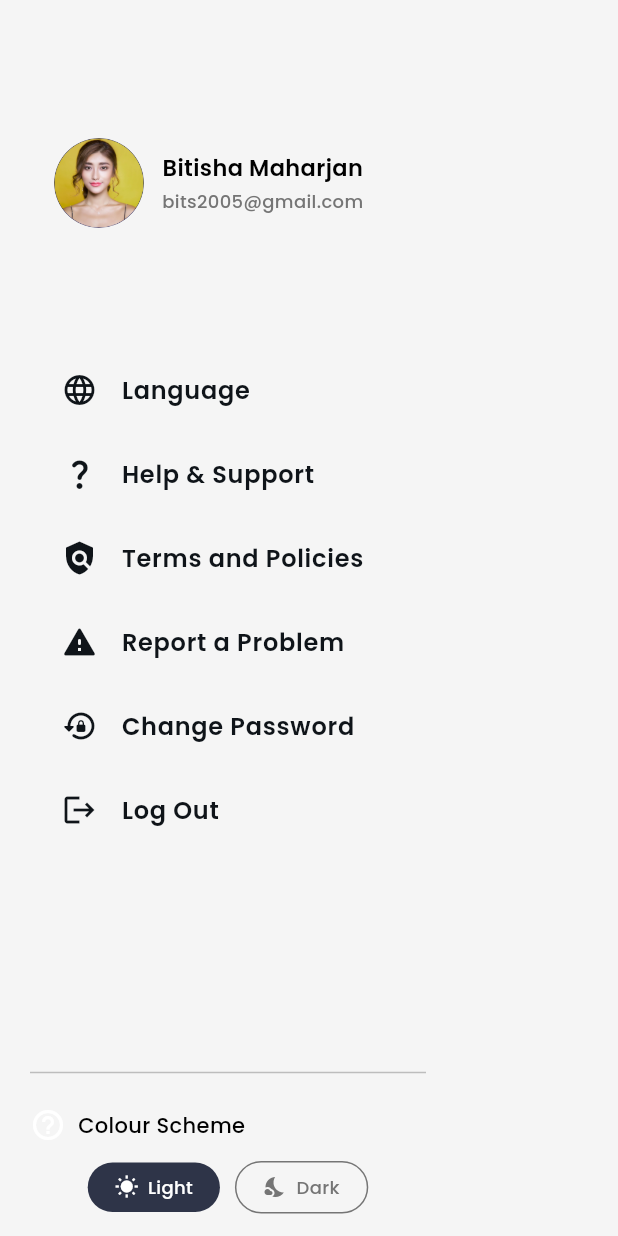
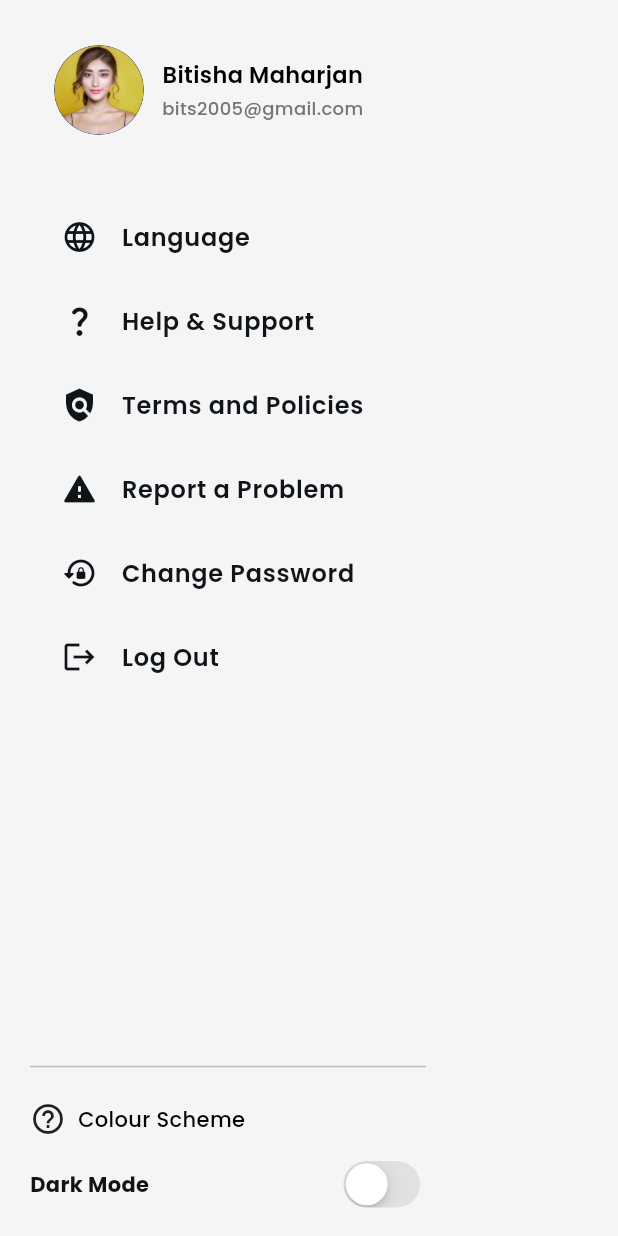
Before and after one commit to BitishaMaharjan/Autophile, a Flutter app: the AppDrawer widget shown alone on an empty page, opened directly, on a phone screen of 412 x 824 dp. Run offline on Flutter 3.47's test engine with Material 3 defaults, Android fonts, the phone set to English and light mode, and no system bars; our stand-ins replace carousel_slider, cloud_firestore, firebase_auth, firebase_core, firebase_database, flutter_secure_storage and 4 more; missing offline and left inert: bcrypt, camerawesome, email_otp, o3d; accounts and stored records are empty; network calls fail; key blocks and very long unbroken strings in the code were emptied for the run.

Commit message:
managed dark mode/ responsive

```diff
--- a/lib/widgets/app_drawer.dart
+++ b/lib/widgets/app_drawer.dart
@@ -1,12 +1,36 @@
+import 'package:autophile/screens/auth/login_page.dart';
 import 'package:autophile/screens/dashboard/settings_page.dart';
+import 'package:autophile/themes/theme_provider.dart';
 import 'package:autophile/widgets/app_drawer_tile.dart';
+import 'package:firebase_auth/firebase_auth.dart';
+import 'package:flutter/cupertino.dart';
 import 'package:flutter/material.dart';
+import 'package:flutter_secure_storage/flutter_secure_storage.dart';
+import 'package:google_sign_in/google_sign_in.dart';
+import 'package:provider/provider.dart';
 
 class AppDrawer extends StatelessWidget {
   const AppDrawer({super.key});
 
   @override
   Widget build(BuildContext context) {
+    final storage = FlutterSecureStorage();
+
+    Future<void> logout() async {
+      print('pressed');
+      try {
+        GoogleSignIn googleSignIn = GoogleSignIn();
+        await googleSignIn.signOut();
+
+        await FirebaseAuth.instance.signOut();
+        storage.delete(key: 'userId');
+
+        Navigator.pushReplacement(context, MaterialPageRoute(builder: (context)=>Login_Page()));
+
+      } catch (e) {
+        print("Error during logout: $e");
+      }
+    }
     return Drawer(
       backgroundColor: Theme.of(context).colorScheme.surface,
       child: Column(
@@ -14,7 +38,7 @@ class AppDrawer extends StatelessWidget {
         children: [
           Padding(
             padding: const EdgeInsets.only(
-                top:92,
+                top:30,
               left: 36,
               right: 11
 
@@ -49,10 +73,11 @@ class AppDrawer extends StatelessWidget {
 
             ),
           ),
-          SizedBox(height: 80,),
+          SizedBox(height: 40,),
           Expanded(
+            child: SingleChildScrollView(
               child: Column(
-              crossAxisAlignment: CrossAxisAlignment.center, // Center all tiles
+                crossAxisAlignment: CrossAxisAlignment.center,
                 children: [
                   AppDrawerTile(
                     text: 'Language',
@@ -95,10 +120,11 @@ class AppDrawer extends StatelessWidget {
                   ),
                   AppDrawerTile(
                     text: 'Log Out',
-                  onTap: () {},
+                    onTap: logout,
                     icon: Icons.logout,
                   ),
                 ],
+              ),
             ),
           ),
           SizedBox(height: 70,),
@@ -110,18 +136,15 @@ class AppDrawer extends StatelessWidget {
             endIndent: 20,
           ),
 
-// Color Scheme Section
           Padding(
             padding: const EdgeInsets.symmetric(vertical: 15.0, horizontal: 20),
             child: Column(
               crossAxisAlignment: CrossAxisAlignment.start,
               children: [
-                // Title Row
                 Row(
                   children: [
                     Icon(
                       Icons.help_outline,
-                      color: Theme.of(context).colorScheme.primary,
                     ),
                     const SizedBox(width: 8),
                     Text(
@@ -129,97 +152,32 @@ class AppDrawer extends StatelessWidget {
                       style: TextStyle(
                         fontSize: 14,
                         fontWeight: FontWeight.w500,
-                        color: Theme.of(context).colorScheme.onSurface,
                       ),
                     ),
                   ],
                 ),
-                const SizedBox(height: 12), // Space between title and toggle
-
-                // Toggle Buttons
+                const SizedBox(height: 12),
                 Row(
-                  mainAxisAlignment: MainAxisAlignment.center,
+                  mainAxisAlignment: MainAxisAlignment.spaceBetween,
                   children: [
-                    // Light Mode Button
-                    GestureDetector(
-                      onTap: () {
-                        // Add functionality here
-                      },
-                      child: Container(
-                        padding: const EdgeInsets.symmetric(horizontal: 18, vertical: 8),
-                        decoration: BoxDecoration(
-                          color: Theme.of(context).colorScheme.secondary,
-                          borderRadius: BorderRadius.circular(20),
-                        ),
-                        child: Row(
-                          children: [
-                            Icon(
-                              Icons.wb_sunny,
-                              size: 16,
-                              color: Colors.white,
-                            ),
-                            const SizedBox(width: 6),
                     Text(
-                              "Light",
+                      "Dark Mode",
                       style: TextStyle(
-                                fontSize: 12,
-                                fontWeight: FontWeight.w500,
-                                color: Colors.white,
+                        fontWeight: FontWeight.bold,
+                        color: Theme.of(context).colorScheme.inversePrimary,
                       ),
                     ),
-                          ],
-                        ),
-                      ),
-                    ),
-
-                    const SizedBox(width: 10), // Space between buttons
-
-                    // Dark Mode Button
-                    GestureDetector(
-                      onTap: () {
-                        // Add functionality here
+                    CupertinoSwitch(
+                      value: Provider.of<ThemeProvider>(context, listen: true).isDarkMode,
+                      onChanged: (value) {
+                        Provider.of<ThemeProvider>(context, listen: false).toggleTheme();
                       },
-                      child: Container(
-                        padding: const EdgeInsets.symmetric(horizontal: 18, vertical: 8),
-                        decoration: BoxDecoration(
-                          color: Colors.transparent,
-                          borderRadius: BorderRadius.circular(20),
-                          border: Border.all(
-                            color: Theme.of(context).colorScheme.onPrimary,
-                          ),
-                        ),
-                        child: Row(
-                          children: [
-                            Icon(
-                              Icons.nights_stay,
-                              size: 16,
-                              color: Theme.of(context).colorScheme.onPrimary,
-                            ),
-                            const SizedBox(width: 6),
-                            Text(
-                              "Dark",
-                              style: TextStyle(
-                                fontSize: 12,
-                                fontWeight: FontWeight.w500,
-                                color: Theme.of(context).colorScheme.onPrimary,
-                              ),
-                            ),
-                          ],
-                        ),
-                      ),
                     ),
                   ],
                 ),
               ],
             ),
           ),
-
-
-
-
-
-
-
         ],
       ),
     );
```
Lines whose indentation alone changed are shown as unchanged.
